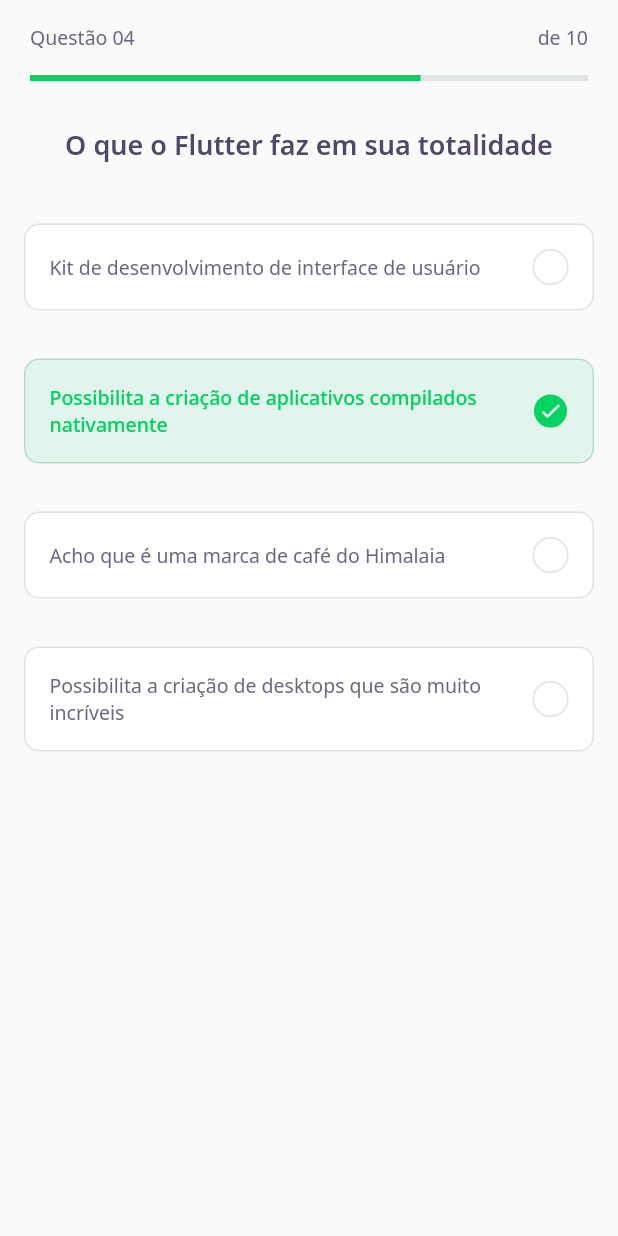
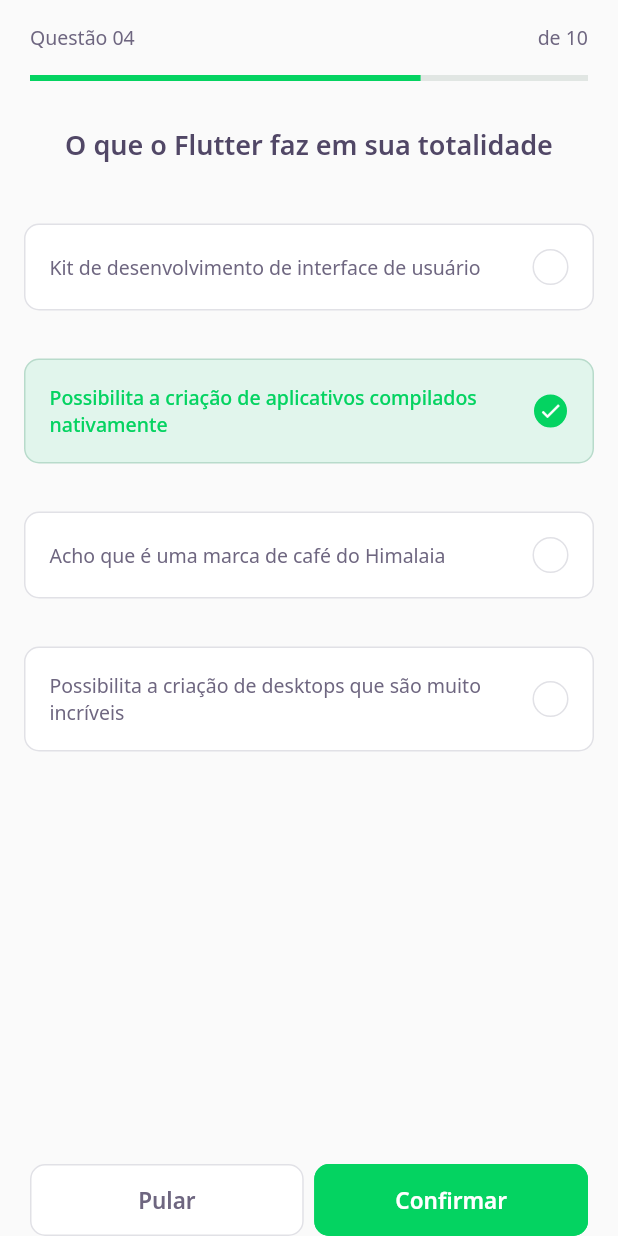
Before and after one commit to hbarbosa02/NLW-05-Trilha_Flutter, a Flutter app: the ChallengePage screen opened directly, on a phone screen of 412 x 824 dp. Run offline on Flutter 3.47's test engine with Material 2 defaults, Android fonts, the phone set to English and light mode, and no system bars; our stand-ins replace google_fonts; accounts and stored records are empty.

Commit message:
add next_button_widget

```diff
--- a/devquiz/lib/challenge/challenge_page.dart
+++ b/devquiz/lib/challenge/challenge_page.dart
@@ -1,3 +1,4 @@
+import 'package:DevQuiz/challenge/widgets/next_button/next_button_widget.dart';
 import 'package:DevQuiz/challenge/widgets/question_indicator/question_indicator_widget.dart';
 import 'package:DevQuiz/challenge/widgets/quiz/quiz_widget.dart';
 import 'package:flutter/material.dart';
@@ -23,6 +24,28 @@ class _ChallengePageState extends State<ChallengePage> {
       body: QuizWidget(
         title: "O que o Flutter faz em sua totalidade",
       ),
+      bottomNavigationBar: SafeArea(
+        bottom: true,
+        child: Padding(
+          padding: const EdgeInsets.symmetric(horizontal: 20),
+          child: Row(
+            mainAxisAlignment: MainAxisAlignment.spaceAround,
+            children: [
+              Expanded(
+                  child: NextButtonWidget.white(
+                label: "Pular",
+                onTap: () {},
+              )),
+              SizedBox(width: 7),
+              Expanded(
+                  child: NextButtonWidget.green(
+                label: "Confirmar",
+                onTap: () {},
+              ))
+            ],
+          ),
+        ),
+      ),
     );
   }
 }
--- /dev/null
+++ b/devquiz/lib/challenge/widgets/next_button/next_button_widget.dart
@@ -0,0 +1,56 @@
+import 'package:DevQuiz/core/app_colors.dart';
+import 'package:flutter/material.dart';
+import 'package:google_fonts/google_fonts.dart';
+
+class NextButtonWidget extends StatelessWidget {
+  final String label;
+  final Color backgroundColor;
+  final Color fontColor;
+  final Color borderColor;
+  final VoidCallback onTap;
+
+  NextButtonWidget({
+    required this.label,
+    required this.backgroundColor,
+    required this.fontColor,
+    required this.borderColor,
+    required this.onTap,
+  });
+
+  NextButtonWidget.green({required String label, required VoidCallback onTap})
+      : this.backgroundColor = AppColors.darkGreen,
+        this.fontColor = AppColors.white,
+        this.borderColor = AppColors.darkGreen,
+        this.onTap = onTap,
+        this.label = label;
+
+  NextButtonWidget.white({required String label, required VoidCallback onTap})
+      : this.backgroundColor = AppColors.white,
+        this.fontColor = AppColors.grey,
+        this.borderColor = AppColors.border,
+        this.onTap = onTap,
+        this.label = label;
+
+  @override
+  Widget build(BuildContext context) {
+    return Container(
+      height: 48,
+      child: TextButton(
+        style: ButtonStyle(
+            backgroundColor: MaterialStateProperty.all(backgroundColor),
+            shape: MaterialStateProperty.all(RoundedRectangleBorder(
+                borderRadius: BorderRadius.circular(10))),
+            side: MaterialStateProperty.all(BorderSide(color: borderColor))),
+        onPressed: onTap,
+        child: Text(
+          label,
+          style: GoogleFonts.notoSans(
+            fontWeight: FontWeight.w600,
+            fontSize: 15,
+            color: fontColor,
+          ),
+        ),
+      ),
+    );
+  }
+}
--- a/devquiz/lib/core/app_widget.dart
+++ b/devquiz/lib/core/app_widget.dart
@@ -8,7 +8,7 @@ class AppWidget extends StatelessWidget {
   Widget build(BuildContext context) {
     return MaterialApp(
       title: "DevQuiz",
-      home: HomePage(),
+      home: ChallengePage(),
     );
   }
 }
```
